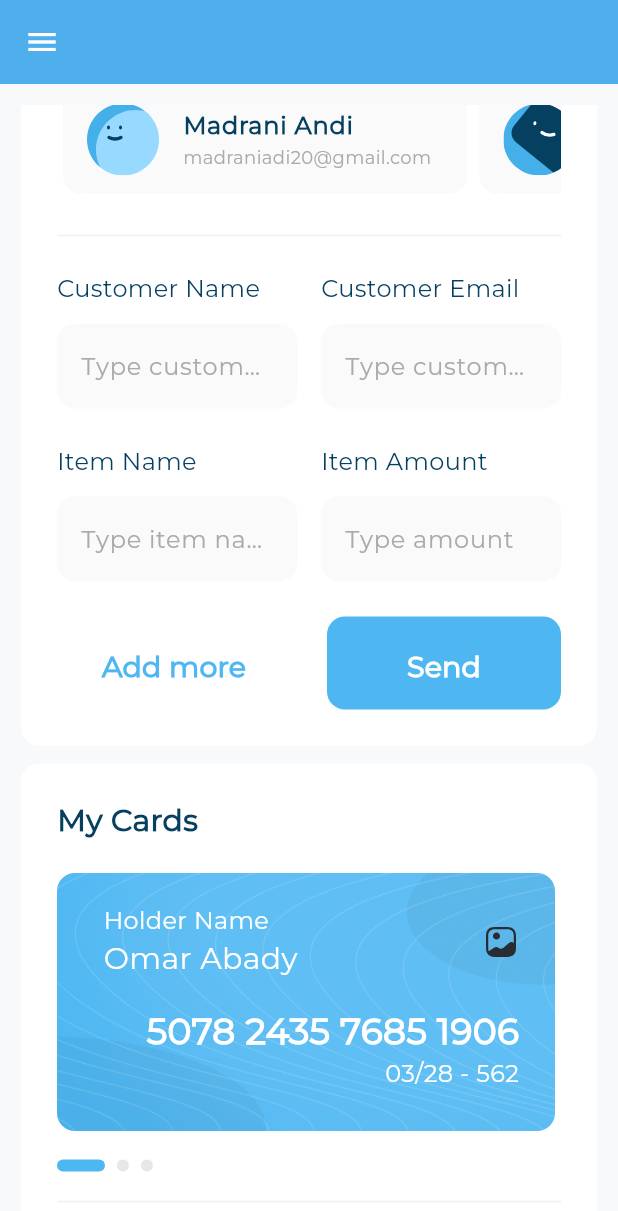
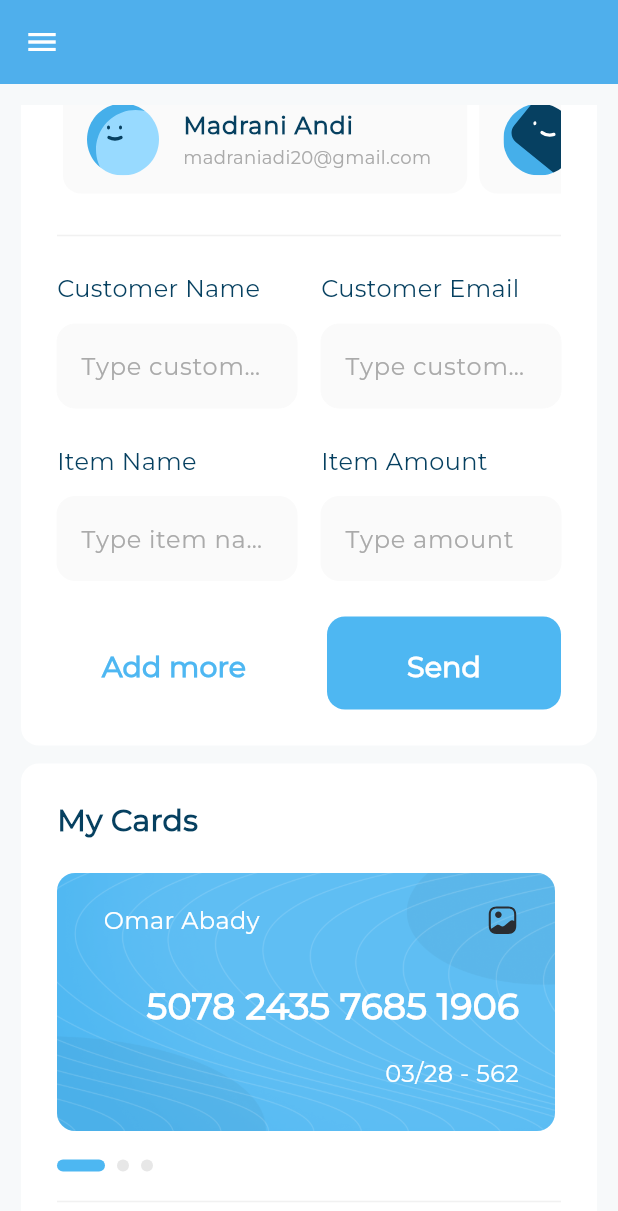
Before and after one commit to omarabady1/Responsive-Admin-Dashboard, a Flutter app: the screen it shows after launch, scrolled down 576 dp, on a phone screen of 412 x 824 dp. Shown: the top 1211 px of the screen. Run offline on Flutter 3.47's test engine with Material 3 defaults, Android fonts, the phone set to English and light mode, and no system bars; drawn by our look-alikes of expandable_page_view; our stand-ins replace fl_chart, flutter_svg.

Commit message:
Modify CardItem

```diff
--- a/lib/widgets/card_item.dart
+++ b/lib/widgets/card_item.dart
@@ -7,6 +7,7 @@ import 'package:responsive_admin_dashboard/utils/app_styles.dart';
 class CardItem extends StatelessWidget {
   const CardItem({super.key, required this.card});
   final CardModel card;
+
   @override
   Widget build(BuildContext context) {
     return AspectRatio(
@@ -26,50 +27,34 @@ class CardItem extends StatelessWidget {
         child: Container(
           padding: EdgeInsets.only(top: 20, bottom: 27, left: 31, right: 24),
           child: Column(
+            crossAxisAlignment: CrossAxisAlignment.end,
             mainAxisAlignment: MainAxisAlignment.spaceBetween,
-            crossAxisAlignment: CrossAxisAlignment.start,
             children: [
               Row(
                 mainAxisAlignment: MainAxisAlignment.spaceBetween,
                 children: [
-                  Column(
-                    crossAxisAlignment: CrossAxisAlignment.start,
-                    children: [
                   Text(
-                        'Holder Name',
+                    card.holderName,
                     style: AppStyle.styleRegular16.copyWith(
                       color: Colors.white,
                     ),
                   ),
-                      Text(card.holderName, style: AppStyle.styleMedium20),
-                    ],
-                  ),
-                  SvgPicture.asset(Assets.iconsGallery),
+                  SvgPicture.asset(Assets.iconsGallery, height: 22),
                 ],
               ),
 
-              Column(
-                crossAxisAlignment: CrossAxisAlignment.end,
-                children: [
+              SizedBox(height: 20),
+
               Text(
                 card.cardNumber,
-                    style: AppStyle.styleSemiBold24.copyWith(
-                      color: Colors.white,
-                    ),
+                style: AppStyle.styleSemiBold24.copyWith(color: Colors.white),
               ),
 
-                  Row(
-                    mainAxisAlignment: MainAxisAlignment.end,
-                    children: [
+              SizedBox(height: 8),
+
               Text(
                 '${card.expiredDate} - ${card.cvv}',
-                        style: AppStyle.styleRegular16.copyWith(
-                          color: Colors.white,
-                        ),
-                      ),
-                    ],
-                  ),
-                ],
+                style: AppStyle.styleRegular16.copyWith(color: Colors.white),
               ),
             ],
           ),
```
Lines whose indentation alone changed are shown as unchanged.
